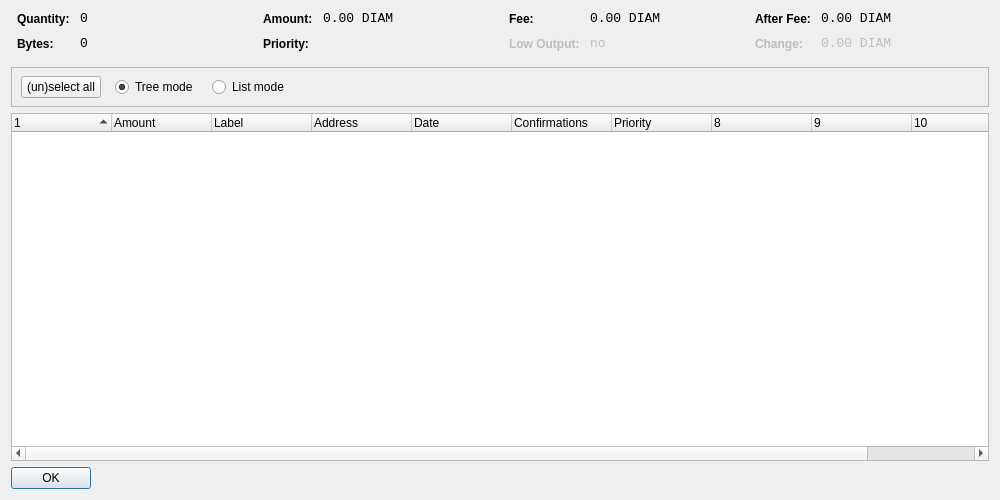
Before: the Qt Designer form src/qt/forms/coincontroldialog.ui in diamint-DIAM/diamint, drawn with Qt 5.
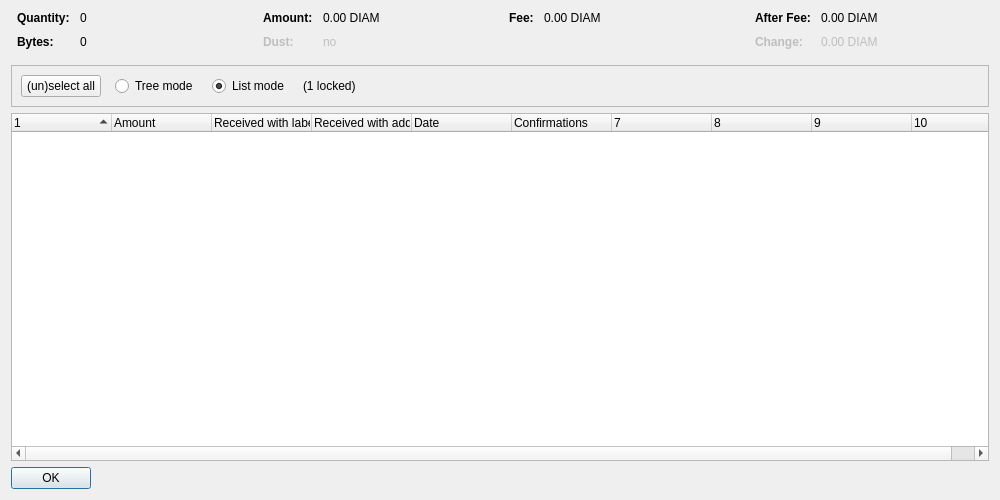
After: the same form once the commit is applied. Custom widgets are drawn as their Qt base class.

Patch:
```diff
--- a/src/qt/forms/coincontroldialog.ui
+++ b/src/qt/forms/coincontroldialog.ui
@@ -38,8 +38,11 @@
        </property>
        <item row="0" column="0">
         <widget class="QLabel" name="labelCoinControlQuantityText">
-         <property name="styleSheet">
-          <string notr="true">font-weight:bold;</string>
+         <property name="font">
+          <font>
+           <weight>75</weight>
+           <bold>true</bold>
+          </font>
          </property>
          <property name="text">
           <string>Quantity:</string>
@@ -48,12 +51,6 @@
        </item>
        <item row="0" column="1">
         <widget class="QLabel" name="labelCoinControlQuantity">
-         <property name="font">
-          <font>
-           <family>Monospace</family>
-           <pointsize>10</pointsize>
-          </font>
-         </property>
          <property name="cursor">
           <cursorShape>IBeamCursor</cursorShape>
          </property>
@@ -70,8 +67,11 @@
        </item>
        <item row="1" column="0">
         <widget class="QLabel" name="labelCoinControlBytesText">
-         <property name="styleSheet">
-          <string notr="true">font-weight:bold;</string>
+         <property name="font">
+          <font>
+           <weight>75</weight>
+           <bold>true</bold>
+          </font>
          </property>
          <property name="text">
           <string>Bytes:</string>
@@ -80,12 +80,6 @@
        </item>
        <item row="1" column="1">
         <widget class="QLabel" name="labelCoinControlBytes">
-         <property name="font">
-          <font>
-           <family>Monospace</family>
-           <pointsize>10</pointsize>
-          </font>
-         </property>
          <property name="cursor">
           <cursorShape>IBeamCursor</cursorShape>
          </property>
@@ -118,8 +112,11 @@
        </property>
        <item row="0" column="0">
         <widget class="QLabel" name="labelCoinControlAmountText">
-         <property name="styleSheet">
-          <string notr="true">font-weight:bold;</string>
+         <property name="font">
+          <font>
+           <weight>75</weight>
+           <bold>true</bold>
+          </font>
          </property>
          <property name="text">
           <string>Amount:</string>
@@ -128,12 +125,6 @@
        </item>
        <item row="0" column="1">
         <widget class="QLabel" name="labelCoinControlAmount">
-         <property name="font">
-          <font>
-           <family>Monospace</family>
-           <pointsize>10</pointsize>
-          </font>
-         </property>
          <property name="cursor">
           <cursorShape>IBeamCursor</cursorShape>
          </property>
@@ -149,22 +140,25 @@
         </widget>
        </item>
        <item row="1" column="0">
-        <widget class="QLabel" name="labelCoinControlPriorityText">
-         <property name="styleSheet">
-          <string notr="true">font-weight:bold;</string>
+        <widget class="QLabel" name="labelCoinControlLowOutputText">
+         <property name="enabled">
+          <bool>false</bool>
+         </property>
+         <property name="font">
+          <font>
+           <weight>75</weight>
+           <bold>true</bold>
+          </font>
          </property>
          <property name="text">
-          <string>Priority:</string>
+          <string>Dust:</string>
          </property>
         </widget>
        </item>
        <item row="1" column="1">
-        <widget class="QLabel" name="labelCoinControlPriority">
-         <property name="font">
-          <font>
-           <family>Monospace</family>
-           <pointsize>10</pointsize>
-          </font>
+        <widget class="QLabel" name="labelCoinControlLowOutput">
+         <property name="enabled">
+          <bool>false</bool>
          </property>
          <property name="cursor">
           <cursorShape>IBeamCursor</cursorShape>
@@ -173,7 +167,7 @@
           <enum>Qt::ActionsContextMenu</enum>
          </property>
          <property name="text">
-          <string/>
+          <string notr="true">no</string>
          </property>
          <property name="textInteractionFlags">
           <set>Qt::LinksAccessibleByMouse|Qt::TextSelectableByKeyboard|Qt::TextSelectableByMouse</set>
@@ -198,8 +192,11 @@
        </property>
        <item row="0" column="0">
         <widget class="QLabel" name="labelCoinControlFeeText">
-         <property name="styleSheet">
-          <string notr="true">font-weight:bold;</string>
+         <property name="font">
+          <font>
+           <weight>75</weight>
+           <bold>true</bold>
+          </font>
          </property>
          <property name="text">
           <string>Fee:</string>
@@ -208,12 +205,6 @@
        </item>
        <item row="0" column="1">
         <widget class="QLabel" name="labelCoinControlFee">
-         <property name="font">
-          <font>
-           <family>Monospace</family>
-           <pointsize>10</pointsize>
-          </font>
-         </property>
          <property name="cursor">
           <cursorShape>IBeamCursor</cursorShape>
          </property>
@@ -228,44 +219,6 @@
          </property>
         </widget>
        </item>
-       <item row="1" column="0">
-        <widget class="QLabel" name="labelCoinControlLowOutputText">
-         <property name="enabled">
-          <bool>false</bool>
-         </property>
-         <property name="styleSheet">
-          <string notr="true">font-weight:bold;</string>
-         </property>
-         <property name="text">
-          <string>Low Output:</string>
-         </property>
-        </widget>
-       </item>
-       <item row="1" column="1">
-        <widget class="QLabel" name="labelCoinControlLowOutput">
-         <property name="enabled">
-          <bool>false</bool>
-         </property>
-         <property name="font">
-          <font>
-           <family>Monospace</family>
-           <pointsize>10</pointsize>
-          </font>
-         </property>
-         <property name="cursor">
-          <cursorShape>IBeamCursor</cursorShape>
-         </property>
-         <property name="contextMenuPolicy">
-          <enum>Qt::ActionsContextMenu</enum>
-         </property>
-         <property name="text">
-          <string notr="true">no</string>
-         </property>
-         <property name="textInteractionFlags">
-          <set>Qt::LinksAccessibleByMouse|Qt::TextSelectableByKeyboard|Qt::TextSelectableByMouse</set>
-         </property>
-        </widget>
-       </item>
       </layout>
      </item>
      <item>
@@ -284,8 +237,11 @@
        </property>
        <item row="0" column="0">
         <widget class="QLabel" name="labelCoinControlAfterFeeText">
-         <property name="styleSheet">
-          <string notr="true">font-weight:bold;</string>
+         <property name="font">
+          <font>
+           <weight>75</weight>
+           <bold>true</bold>
+          </font>
          </property>
          <property name="text">
           <string>After Fee:</string>
@@ -294,12 +250,6 @@
        </item>
        <item row="0" column="1">
         <widget class="QLabel" name="labelCoinControlAfterFee">
-         <property name="font">
-          <font>
-           <family>Monospace</family>
-           <pointsize>10</pointsize>
-          </font>
-         </property>
          <property name="cursor">
           <cursorShape>IBeamCursor</cursorShape>
          </property>
@@ -319,8 +269,11 @@
          <property name="enabled">
           <bool>false</bool>
          </property>
-         <property name="styleSheet">
-          <string notr="true">font-weight:bold;</string>
+         <property name="font">
+          <font>
+           <weight>75</weight>
+           <bold>true</bold>
+          </font>
          </property>
          <property name="text">
           <string>Change:</string>
@@ -332,12 +285,6 @@
          <property name="enabled">
           <bool>false</bool>
          </property>
-         <property name="font">
-          <font>
-           <family>Monospace</family>
-           <pointsize>10</pointsize>
-          </font>
-         </property>
          <property name="cursor">
           <cursorShape>IBeamCursor</cursorShape>
          </property>
@@ -370,15 +317,8 @@
      <property name="frameShadow">
       <enum>QFrame::Sunken</enum>
      </property>
-     <widget class="QWidget" name="horizontalLayoutWidget">
-      <property name="geometry">
-       <rect>
-        <x>10</x>
-        <y>0</y>
-        <width>781</width>
-        <height>41</height>
-       </rect>
-      </property>
+     <layout class="QHBoxLayout" name="horizontalLayout">
+      <item>
       <layout class="QHBoxLayout" name="horizontalLayoutPanel" stretch="0,0,0,0,0">
        <property name="spacing">
         <number>14</number>
@@ -394,6 +334,9 @@
          <property name="text">
           <string>(un)select all</string>
          </property>
+          <property name="autoDefault">
+           <bool>false</bool>
+          </property>
         </widget>
        </item>
        <item>
@@ -407,9 +350,6 @@
          <property name="text">
           <string>Tree mode</string>
          </property>
-         <property name="checked">
-          <bool>true</bool>
-         </property>
         </widget>
        </item>
        <item>
@@ -423,6 +363,16 @@
          <property name="text">
           <string>List mode</string>
          </property>
+          <property name="checked">
+           <bool>true</bool>
+          </property>
+         </widget>
+        </item>
+        <item>
+         <widget class="QLabel" name="labelLocked">
+          <property name="text">
+           <string notr="true">(1 locked)</string>
+          </property>
         </widget>
        </item>
        <item>
@@ -439,7 +389,8 @@
         </spacer>
        </item>
       </layout>
-     </widget>
+      </item>
+     </layout>
     </widget>
    </item>
    <item>
@@ -451,7 +402,7 @@
       <bool>false</bool>
      </property>
      <property name="columnCount">
-      <number>11</number>
+      <number>10</number>
      </property>
      <attribute name="headerShowSortIndicator" stdset="0">
       <bool>true</bool>
@@ -471,12 +422,12 @@
      </column>
      <column>
       <property name="text">
-       <string>Label</string>
+       <string>Received with label</string>
       </property>
      </column>
      <column>
       <property name="text">
-       <string>Address</string>
+       <string>Received with address</string>
       </property>
      </column>
      <column>
@@ -492,11 +443,6 @@
        <string>Confirmed</string>
       </property>
      </column>
-     <column>
-      <property name="text">
-       <string>Priority</string>
-      </property>
-     </column>
      <column>
       <property name="text">
        <string/>
```
Left out of the diff: 2 changed lines with no effect on the pictures. Lines whose indentation alone changed are shown as unchanged.
